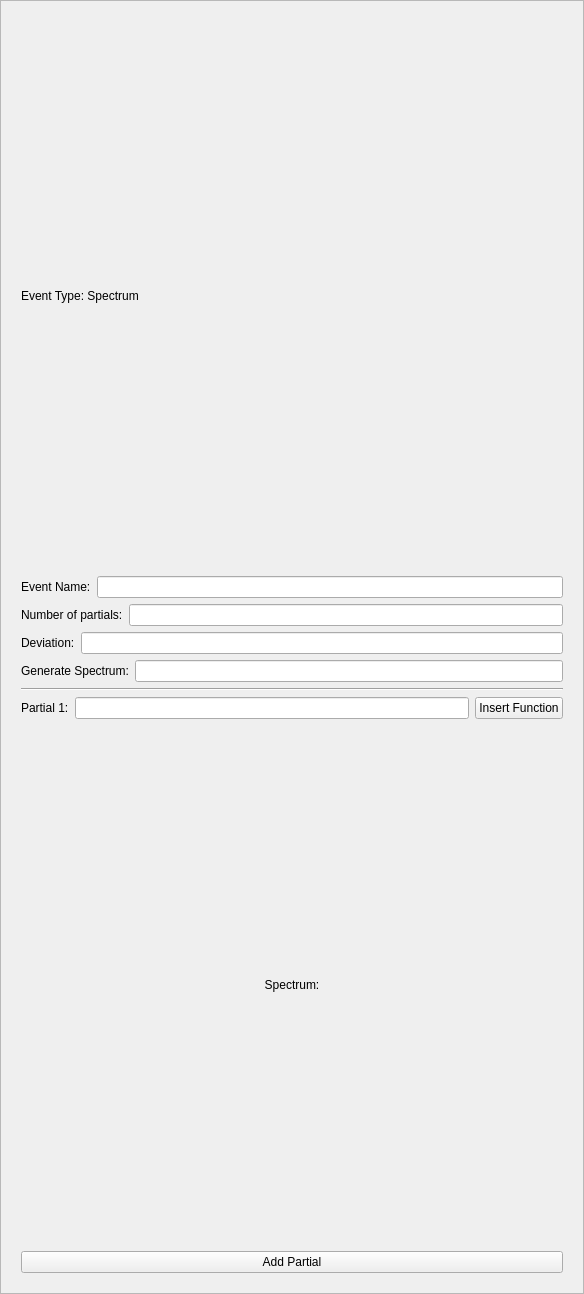
This is LASSIE/src/ui/Attributes.ui in passyur/DISSCO-2.2.0 as Qt 5 draws it before an edit. The edited form follows.
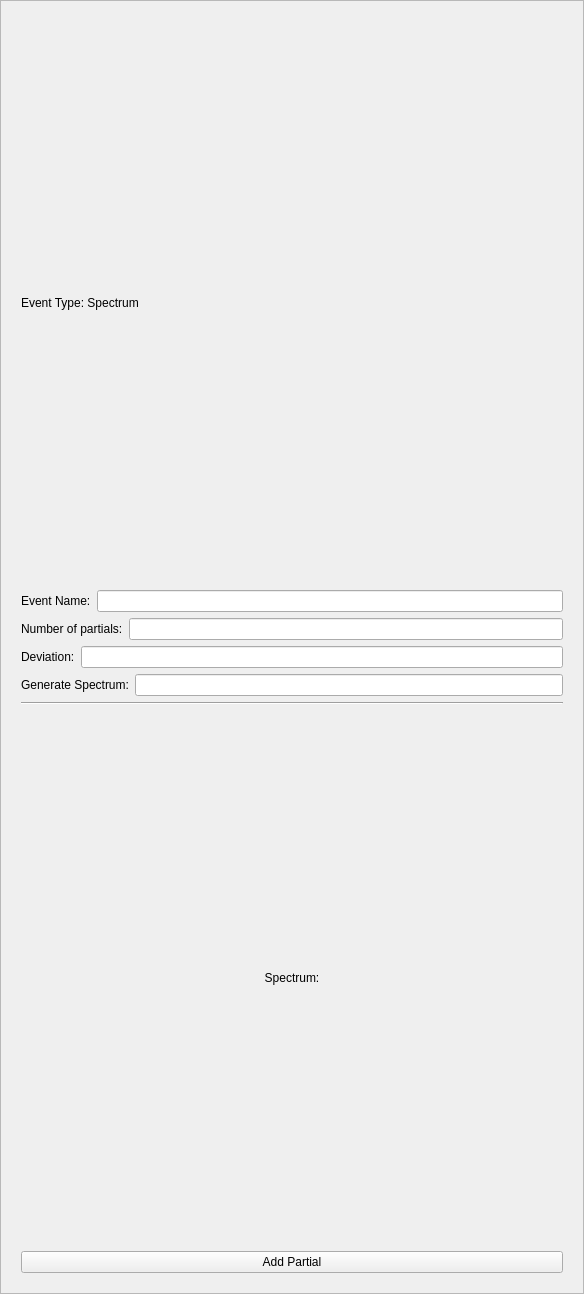
This is the edited form. The open tabs and pages were chosen to show the change.

```diff
--- a/LASSIE/src/ui/Attributes.ui
+++ b/LASSIE/src/ui/Attributes.ui
@@ -1009,8 +1009,9 @@
                           </widget>
                         </item>
                         <item>
-                        <layout class="QHBoxLayout" name="partialsLayout">
-                            <item>
+                        <!-- Spectrum Partials -->
+                        <layout class="QVBoxLayout" name="partialsLayout">
+                            <!-- <item>
                             <layout class="QHBoxLayout" name="partial1Layout">
                                 <item>
                                     <widget class="QLabel" name="partial1Label">
@@ -1028,7 +1029,7 @@
                                     </widget>
                                 </item>
                             </layout>
-                            </item>
+                            </item> -->
                         </layout>
                         </item>
                         <item>
```
